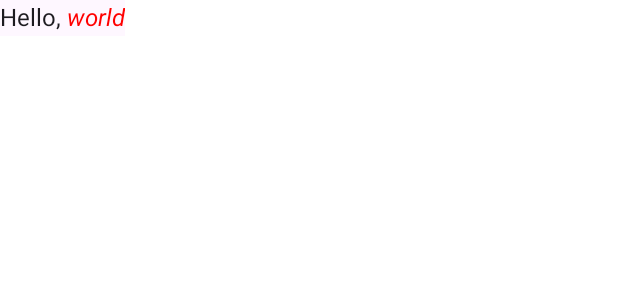
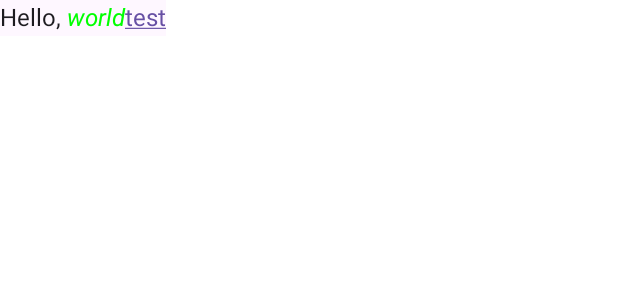
Before and after one commit to 123Duo3/XDNMB, an Android app built with Jetpack Compose: the @Preview function Preview, on a phone screen of 412 x 824 dp. Shown: the top 300 px of the screen. Run offline under Robolectric (Android 15) with nearby library versions, the phone set to English and light mode, and no system bars; network calls fail.

Commit message:
Let URL use accent color

```diff
--- a/androidApp/src/main/java/ink/duo3/xdnmb/android/ui/component/HtmlText.kt
+++ b/androidApp/src/main/java/ink/duo3/xdnmb/android/ui/component/HtmlText.kt
@@ -16,7 +16,6 @@ import androidx.compose.material3.Surface
 import androidx.compose.material3.Text
 import androidx.compose.runtime.Composable
 import androidx.compose.runtime.remember
-import androidx.compose.ui.Modifier
 import androidx.compose.ui.graphics.Color
 import androidx.compose.ui.text.AnnotatedString
 import androidx.compose.ui.text.SpanStyle
@@ -46,7 +45,7 @@ private fun Preview() {
         Surface(color = MaterialTheme.colorScheme.background) {
             HtmlText(
                 html = """
-            Hello, <span style="color: red"><i>world</i></span>
+            Hello, <span style="color: green"><i>world</i></span><a href="https://www.example.com">test</a>
         """.trimIndent(),
                 style = LocalTextStyle.current
             )
@@ -83,15 +82,16 @@ private fun HtmlComposeText(
 fun buildAnnotatedStringFromHtml(html: String): AnnotatedString {
     val text = remember(html) { HtmlCompat.fromHtml(html, HtmlCompat.FROM_HTML_MODE_COMPACT) }
     val color = LocalContentColor.current
+    val urlColor = MaterialTheme.colorScheme.primary
     return remember(html) {
-        text.toSpannable().toAnnotatedString(color)
+        text.toSpannable().toAnnotatedString(color, urlColor)
     }
 }
 
 
-fun Spannable.toAnnotatedString(primaryColor: Color): AnnotatedString {
+fun Spannable.toAnnotatedString(primaryColor: Color, accentColor: Color): AnnotatedString {
     val builder = AnnotatedString.Builder(this.toString())
-    val copierContext = CopierContext(primaryColor)
+    val copierContext = CopierContext(primaryColor, accentColor)
     SpanCopier.values().forEach { copier ->
         getSpans(0, length, copier.spanClass).forEach { span ->
             copier.copySpan(span, getSpanStart(span), getSpanEnd(span), builder, copierContext)
@@ -101,7 +101,8 @@ fun Spannable.toAnnotatedString(primaryColor: Color): AnnotatedString {
 }
 
 private data class CopierContext(
-    val primaryColor: Color,
+    val normalColor: Color,
+    val accentColor: Color
 )
 
 private enum class SpanCopier {
@@ -123,7 +124,7 @@ private enum class SpanCopier {
             )
             destination.addStyle(
                 style = SpanStyle(
-                    color = context.primaryColor,
+                    color = context.accentColor,
                     textDecoration = TextDecoration.Underline
                 ),
                 start = start,
```
